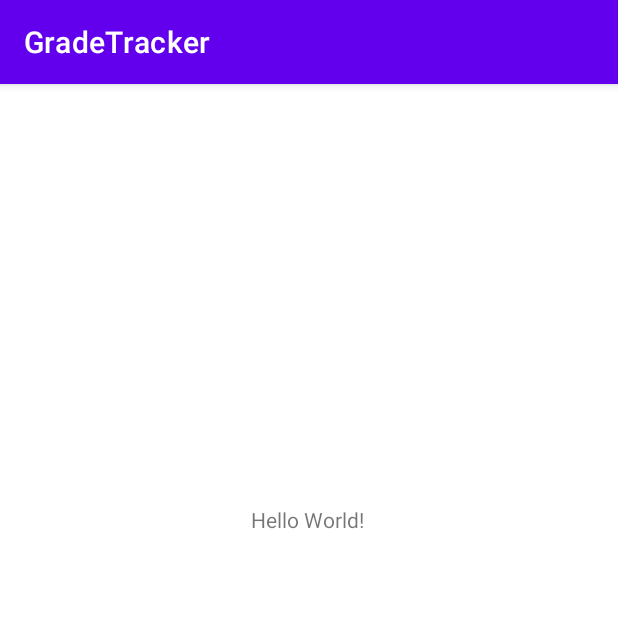
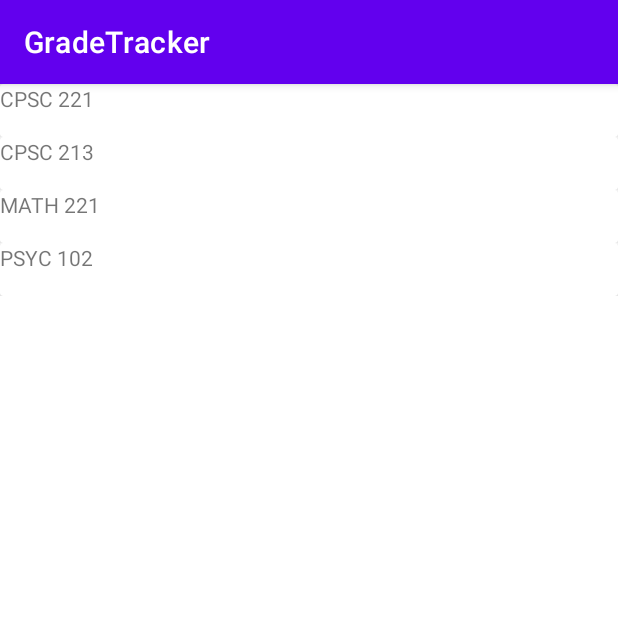
Before and after one commit to Lallit-N/upGrade, an Android app: the screen it shows after launch (MainActivity), on a phone screen of 412 x 824 dp, the top half of it. Run offline under Robolectric (Android 15) with nearby library versions, the phone set to English and light mode, and no system bars.

Commit message:
- added course list display

```diff
--- /dev/null
+++ b/app/src/main/java/com/example/gradetracker/CourseAdapter.java
@@ -0,0 +1,44 @@
+package com.example.gradetracker;
+
+import android.view.LayoutInflater;
+import android.view.View;
+import android.view.ViewGroup;
+import android.widget.TextView;
+
+import androidx.recyclerview.widget.RecyclerView;
+
+import java.util.ArrayList;
+
+public class CourseAdapter extends RecyclerView.Adapter<CourseAdapter.ExampleViewHolder> {
+    private ArrayList<Course> courseList;
+
+    public static class ExampleViewHolder extends RecyclerView.ViewHolder {
+        public TextView courseName;
+
+        public ExampleViewHolder(View itemView) {
+            super(itemView);
+            courseName = itemView.findViewById(R.id.course_name);
+        }
+    }
+
+    public CourseAdapter(ArrayList<Course> courseList) {
+        this.courseList = courseList;
+    }
+
+    @Override
+    public ExampleViewHolder onCreateViewHolder(ViewGroup parent, int viewType) {
+        View v = LayoutInflater.from(parent.getContext()).inflate(R.layout.course_row, parent, false);
+        ExampleViewHolder evh = new ExampleViewHolder(v);
+        return evh;
+    }
+
+    @Override
+    public void onBindViewHolder(ExampleViewHolder holder, int position) {
+        Course currentItem = courseList.get(position);
+        holder.courseName.setText(currentItem.getName());
+    }
+    @Override
+    public int getItemCount() {
+        return courseList.size();
+    }
+}
--- a/app/src/main/java/com/example/gradetracker/MainActivity.java
+++ b/app/src/main/java/com/example/gradetracker/MainActivity.java
@@ -1,14 +1,39 @@
 package com.example.gradetracker;
 
 import androidx.appcompat.app.AppCompatActivity;
+import androidx.recyclerview.widget.LinearLayoutManager;
+import androidx.recyclerview.widget.RecyclerView;
 
 import android.os.Bundle;
 
+import java.util.ArrayList;
+
 public class MainActivity extends AppCompatActivity {
+
+    private RecyclerView recyclerView;
+    private RecyclerView.Adapter adapter;
+    private RecyclerView.LayoutManager layoutManager;
+
+    ArrayList<Course> courseList = new ArrayList<Course>();
 
     @Override
     protected void onCreate(Bundle savedInstanceState) {
         super.onCreate(savedInstanceState);
         setContentView(R.layout.activity_main);
+
+        recyclerView = findViewById(R.id.recyclerView);
+
+        courseList.add(new Course("CPSC 221", new GradeBreakdown()));
+        courseList.add(new Course("CPSC 213", new GradeBreakdown()));
+        courseList.add(new Course("MATH 221", new GradeBreakdown()));
+        courseList.add(new Course("PSYC 102", new GradeBreakdown()));
+
+        recyclerView = findViewById(R.id.recyclerView);
+        recyclerView.setHasFixedSize(true);
+        layoutManager = new LinearLayoutManager(this);
+        adapter = new CourseAdapter(courseList);
+
+        recyclerView.setLayoutManager(layoutManager);
+        recyclerView.setAdapter(adapter);
     }
 }
--- a/app/src/main/res/layout/activity_main.xml
+++ b/app/src/main/res/layout/activity_main.xml
@@ -1,20 +1,13 @@
 <?xml version="1.0" encoding="utf-8"?>
-<androidx.constraintlayout.widget.ConstraintLayout xmlns:android="http://schemas.android.com/apk/res/android"
-    xmlns:app="http://schemas.android.com/apk/res-auto"
+<androidx.constraintlayout.widget.ConstraintLayout
+    xmlns:android="http://schemas.android.com/apk/res/android"
     xmlns:tools="http://schemas.android.com/tools"
     android:layout_width="match_parent"
-    android:layout_height="match_parent"
-    tools:context=".MainActivity">
+    android:layout_height="match_parent">
 
-    <TextView
-        android:layout_width="wrap_content"
-        android:layout_height="wrap_content"
-        android:text="Hello World!"
-        app:layout_constraintBottom_toBottomOf="parent"
-        app:layout_constraintHorizontal_bias="0.498"
-        app:layout_constraintLeft_toLeftOf="parent"
-        app:layout_constraintRight_toRightOf="parent"
-        app:layout_constraintTop_toTopOf="parent"
-        app:layout_constraintVertical_bias="0.375" />
-
+    <androidx.recyclerview.widget.RecyclerView
+        android:id="@+id/recyclerView"
+        android:layout_width="match_parent"
+        android:layout_height="match_parent"
+        tools:layout_editor_absoluteX="66dp" />
 </androidx.constraintlayout.widget.ConstraintLayout>
--- /dev/null
+++ b/app/src/main/res/layout/course_row.xml
@@ -0,0 +1,24 @@
+<?xml version="1.0" encoding="utf-8"?>
+<androidx.constraintlayout.widget.ConstraintLayout xmlns:android="http://schemas.android.com/apk/res/android"
+    xmlns:app="http://schemas.android.com/apk/res-auto"
+    xmlns:tools="http://schemas.android.com/tools"
+    android:layout_width="match_parent"
+    android:layout_height="wrap_content">
+
+    <androidx.cardview.widget.CardView
+        android:id="@+id/cardView"
+        android:layout_width="match_parent"
+        android:layout_height="0dp"
+        app:layout_constraintEnd_toEndOf="parent"
+        app:layout_constraintStart_toStartOf="parent"
+        tools:layout_editor_absoluteY="51dp">
+
+        <TextView
+            android:id="@+id/course_name"
+            android:layout_width="wrap_content"
+            android:layout_height="wrap_content"
+            android:layout_marginBottom="16dp"
+            android:text="TextView" />
+    </androidx.cardview.widget.CardView>
+
+</androidx.constraintlayout.widget.ConstraintLayout>
```
